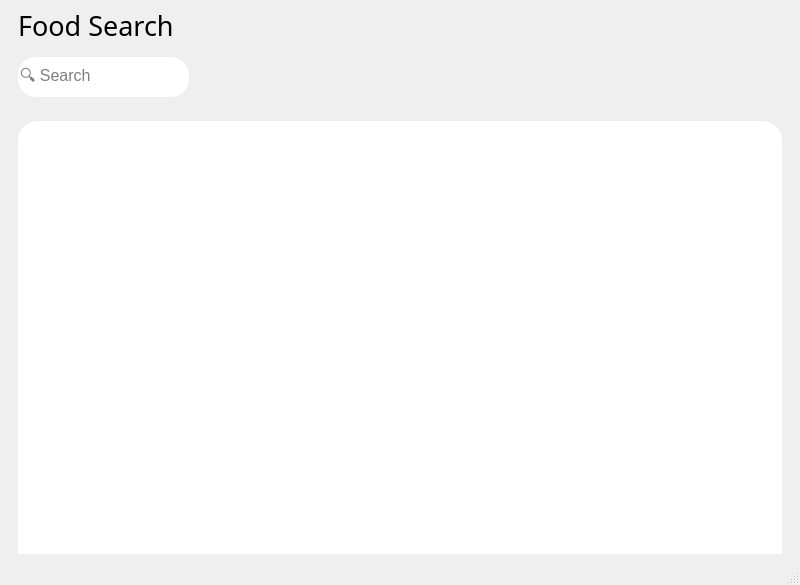
The window that src/pages/MainWindow.ui (AxisMaen/FeedMe) describes before a commit, drawn with Qt 5.
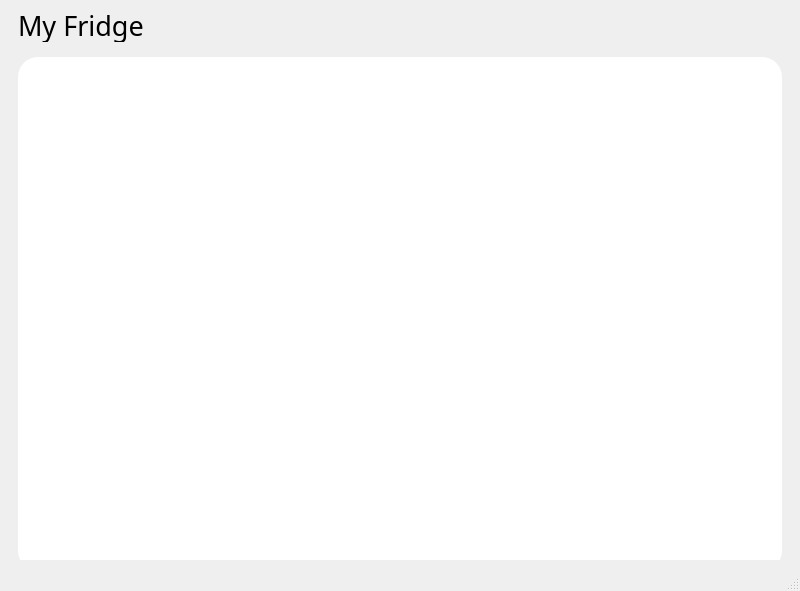
The same window after the commit. The open tabs and pages were chosen to show the change.

Commit message: FM-3 - adding my fridge page

The edit to the form file:
```diff
--- a/src/pages/MainWindow.ui
+++ b/src/pages/MainWindow.ui
@@ -7,13 +7,13 @@
     <x>0</x>
     <y>0</y>
     <width>800</width>
-    <height>585</height>
+    <height>591</height>
    </rect>
   </property>
   <property name="minimumSize">
    <size>
     <width>500</width>
-    <height>585</height>
+    <height>591</height>
    </size>
   </property>
   <property name="windowTitle">
@@ -255,6 +255,102 @@
         </layout>
        </widget>
       </widget>
+      <widget class="QWidget" name="fridgeTab">
+       <widget class="QWidget" name="fridgePage" native="true">
+        <property name="geometry">
+         <rect>
+          <x>0</x>
+          <y>0</y>
+          <width>782</width>
+          <height>571</height>
+         </rect>
+        </property>
+        <property name="minimumSize">
+         <size>
+          <width>781</width>
+          <height>571</height>
+         </size>
+        </property>
+        <layout class="QVBoxLayout" name="verticalLayout_6">
+         <item>
+          <widget class="QLabel" name="fridgeNameLabel">
+           <property name="enabled">
+            <bool>true</bool>
+           </property>
+           <property name="maximumSize">
+            <size>
+             <width>763</width>
+             <height>33</height>
+            </size>
+           </property>
+           <property name="font">
+            <font>
+             <family>Source Sans 3</family>
+             <pointsize>20</pointsize>
+             <weight>50</weight>
+             <bold>false</bold>
+            </font>
+           </property>
+           <property name="text">
+            <string>My Fridge</string>
+           </property>
+           <property name="alignment">
+            <set>Qt::AlignLeading|Qt::AlignLeft|Qt::AlignVCenter</set>
+           </property>
+           <property name="margin">
+            <number>0</number>
+           </property>
+           <property name="indent">
+            <number>9</number>
+           </property>
+          </widget>
+         </item>
+         <item>
+          <widget class="QWidget" name="fridgeListWidget" native="true">
+           <property name="sizePolicy">
+            <sizepolicy hsizetype="Ignored" vsizetype="Preferred">
+             <horstretch>0</horstretch>
+             <verstretch>0</verstretch>
+            </sizepolicy>
+           </property>
+           <property name="minimumSize">
+            <size>
+             <width>500</width>
+             <height>449</height>
+            </size>
+           </property>
+           <layout class="QVBoxLayout" name="verticalLayout_8">
+            <item>
+             <widget class="QListView" name="fridgeListView">
+              <property name="sizePolicy">
+               <sizepolicy hsizetype="Minimum" vsizetype="Expanding">
+                <horstretch>0</horstretch>
+                <verstretch>0</verstretch>
+               </sizepolicy>
+              </property>
+              <property name="minimumSize">
+               <size>
+                <width>743</width>
+                <height>431</height>
+               </size>
+              </property>
+              <property name="styleSheet">
+               <string notr="true">background-color: rgba(255, 255, 255, 255); border: 1px hidden; border-radius: 20px;</string>
+              </property>
+              <property name="isWrapping" stdset="0">
+               <bool>false</bool>
+              </property>
+              <property name="viewMode">
+               <enum>QListView::ListMode</enum>
+              </property>
+             </widget>
+            </item>
+           </layout>
+          </widget>
+         </item>
+        </layout>
+       </widget>
+      </widget>
      </widget>
     </item>
    </layout>
```
Left out of the diff: 4 changed lines with no effect on the pictures. The commit also changes 1 other file.
